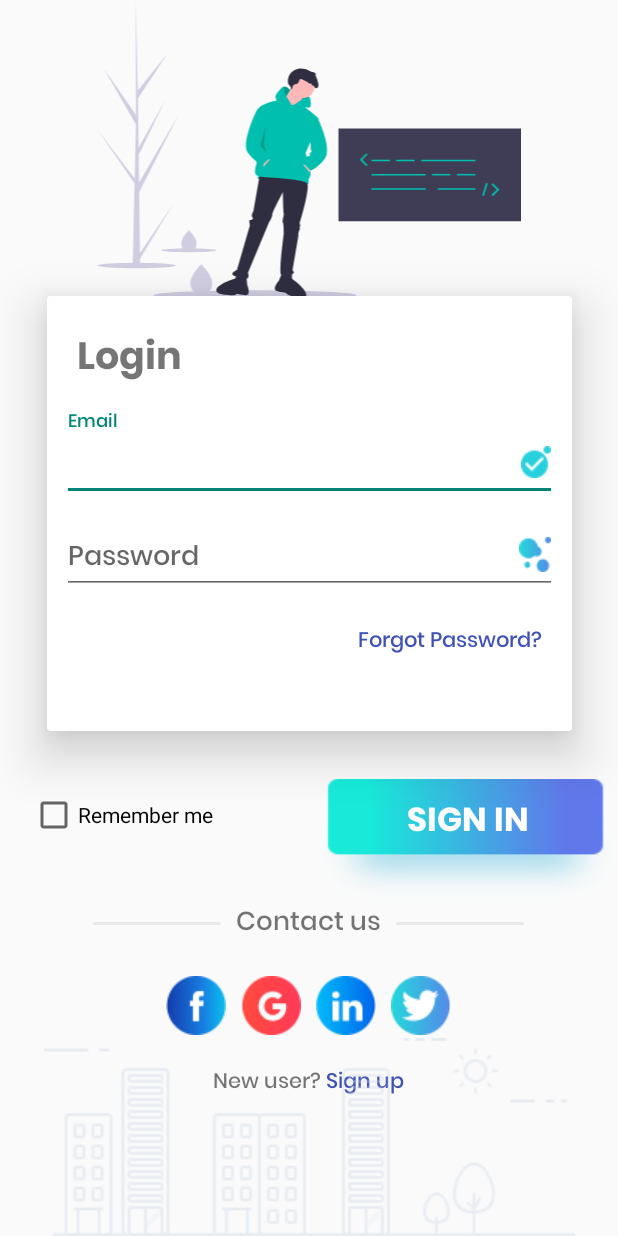
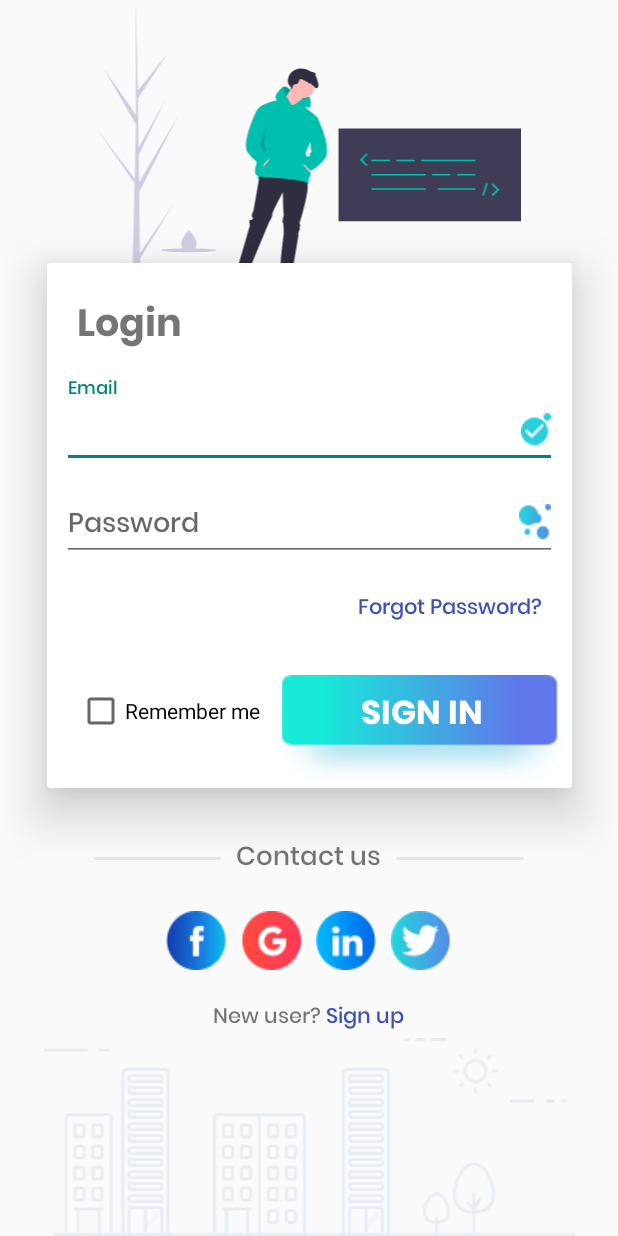
Before and after one commit to minhngo205/ITJobNetwork, an Android app: the screen it shows after launch (MainActivity), on a phone screen of 412 x 824 dp. Run offline under Robolectric (Android 15) with nearby library versions, the phone set to English and light mode, and no system bars.

Commit message:
adjust view

```diff
--- a/app/src/main/java/com/example/itnetwork/viewmodel/MainActivityViewModel.java
+++ b/app/src/main/java/com/example/itnetwork/viewmodel/MainActivityViewModel.java
@@ -41,7 +41,7 @@ public class MainActivityViewModel extends ViewModel {
             @Override
             public void onResponse(@NonNull Call<LoginDTOResponse> call, @NonNull Response<LoginDTOResponse> response) {
                 if(response.isSuccessful()){
-                    Log.d(TAG, "onResponse: "+response.body().getData());
+                    Log.d(TAG, "onResponse: "+response.body().getData().getId());
                     LoginData.postValue(response.body());
                 } else {
                     LoginData.postValue(null);
--- a/app/src/main/res/layout/activity_main.xml
+++ b/app/src/main/res/layout/activity_main.xml
@@ -9,7 +9,7 @@
     <androidx.cardview.widget.CardView
         android:id="@+id/cardView"
         android:layout_width="350dp"
-        android:layout_height="290dp"
+        android:layout_height="350dp"
         app:cardElevation="20dp"
         app:layout_constraintBottom_toBottomOf="parent"
         app:layout_constraintEnd_toEndOf="parent"
@@ -65,6 +65,7 @@
             </com.google.android.material.textfield.TextInputLayout>
 
             <TextView
+                android:id="@+id/tv_forget"
                 android:layout_width="match_parent"
                 android:layout_height="wrap_content"
                 android:layout_marginLeft="20dp"
@@ -74,18 +75,15 @@
                 android:gravity="end"
                 android:text="Forgot Password?"
                 android:textColor="#3F51B5" />
-        </LinearLayout>
-    </androidx.cardview.widget.CardView>
 
             <LinearLayout
-        android:id="@+id/linearLayout"
                 android:layout_width="match_parent"
                 android:layout_height="wrap_content"
                 android:layout_marginTop="32dp"
                 android:orientation="horizontal"
                 app:layout_constraintEnd_toEndOf="parent"
                 app:layout_constraintStart_toStartOf="parent"
-        app:layout_constraintTop_toBottomOf="@+id/cardView">
+                app:layout_constraintTop_toBottomOf = "@+id/tv_forget">
 
                 <CheckBox
                     android:layout_width="wrap_content"
@@ -110,7 +108,7 @@
                         android:id="@+id/btn_login"
                         android:layout_width="match_parent"
                         android:layout_height="wrap_content"
-                android:layout_marginTop="5dp"
+                        android:layout_marginTop="3dp"
                         android:background="@android:color/transparent"
                         android:fontFamily="@font/poppinsbold"
                         android:text="SIGN IN"
@@ -128,6 +126,21 @@
                     <!--                android:textSize="22dp" />-->
 
                 </RelativeLayout>
+
+            </LinearLayout>
+        </LinearLayout>
+    </androidx.cardview.widget.CardView>
+
+    <LinearLayout
+        android:id="@+id/linearLayout"
+        android:layout_width="match_parent"
+        android:layout_height="wrap_content"
+        android:layout_marginTop="32dp"
+        android:orientation="horizontal"
+        app:layout_constraintEnd_toEndOf="parent"
+        app:layout_constraintStart_toStartOf="parent"
+        app:layout_constraintTop_toBottomOf="@+id/cardView">
+
     </LinearLayout>
 
     <LinearLayout
```
Lines whose indentation alone changed are shown as unchanged.
